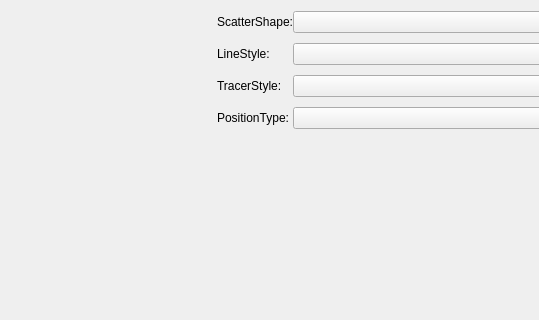
Old version of the form GrayCatQt/main/WidgetTools/QcustomplotCharts/CatLineChart.ui in the repository graycatya/CatLearnQt; both pictures show x 0 to 539 and y 0 to 320 of the 748 by 468 pixel window.
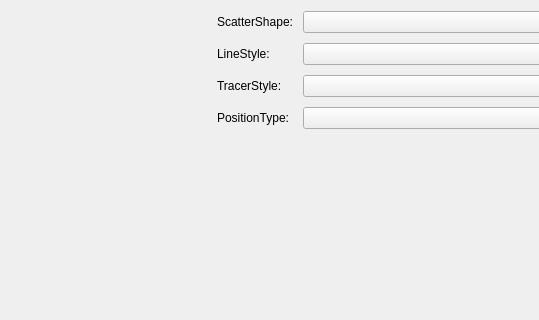
New version of the form. Custom widgets are drawn as their Qt base class.

Patch:
```diff
--- a/GrayCatQt/main/WidgetTools/QcustomplotCharts/CatLineChart.ui
+++ b/GrayCatQt/main/WidgetTools/QcustomplotCharts/CatLineChart.ui
@@ -50,6 +50,9 @@
       </property>
       <item>
        <layout class="QFormLayout" name="formLayout">
+        <property name="horizontalSpacing">
+         <number>10</number>
+        </property>
         <property name="verticalSpacing">
          <number>10</number>
         </property>
```
